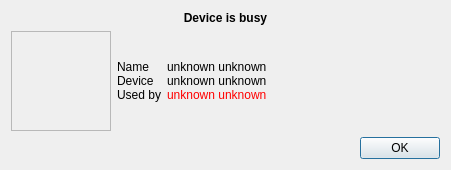
Qt form webcam/QvkWebcamBusyDialog.ui (yanuarakhid/vokoscreen) before a commit.
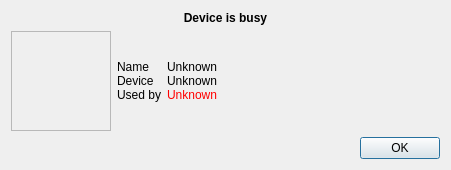
The same form after that commit. Icons and pictures are not drawn.

What changed in the file:
```diff
--- a/webcam/QvkWebcamBusyDialog.ui
+++ b/webcam/QvkWebcamBusyDialog.ui
@@ -121,7 +121,7 @@
        <item row="0" column="1">
         <widget class="QLabel" name="label_Name_Value">
          <property name="text">
-          <string>unknown unknown</string>
+          <string>Unknown</string>
          </property>
          <property name="margin">
           <number>6</number>
@@ -141,7 +141,7 @@
        <item row="1" column="1">
         <widget class="QLabel" name="label_Device_Value">
          <property name="text">
-          <string>unknown unknown</string>
+          <string>Unknown</string>
          </property>
          <property name="margin">
           <number>6</number>
@@ -161,7 +161,7 @@
        <item row="2" column="1">
         <widget class="QLabel" name="label_UsedBy_Value">
          <property name="text">
-          <string>&lt;html&gt;&lt;head/&gt;&lt;body&gt;&lt;p&gt;&lt;span style=&quot; color:#ff0000;&quot;&gt;unknown unknown&lt;/span&gt;&lt;/p&gt;&lt;/body&gt;&lt;/html&gt;</string>
+          <string>&lt;html&gt;&lt;head/&gt;&lt;body&gt;&lt;p&gt;&lt;span style=&quot; color:#ff0000;&quot;&gt;Unknown&lt;/span&gt;&lt;/p&gt;&lt;/body&gt;&lt;/html&gt;</string>
          </property>
          <property name="margin">
           <number>6</number>
```
